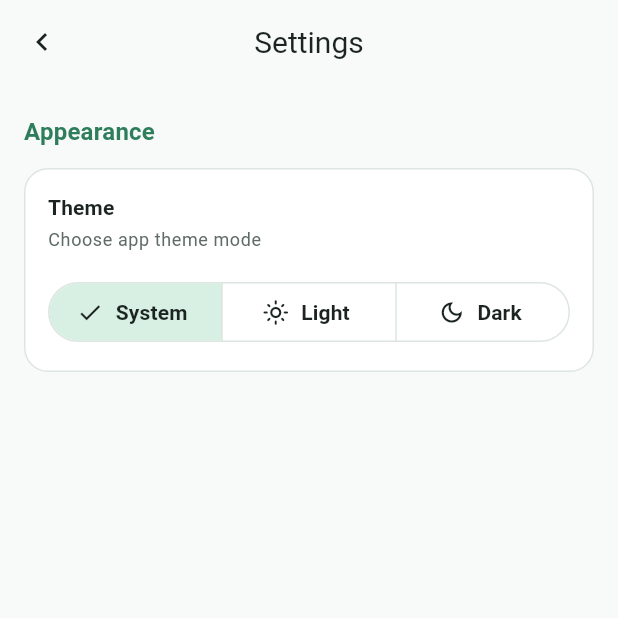
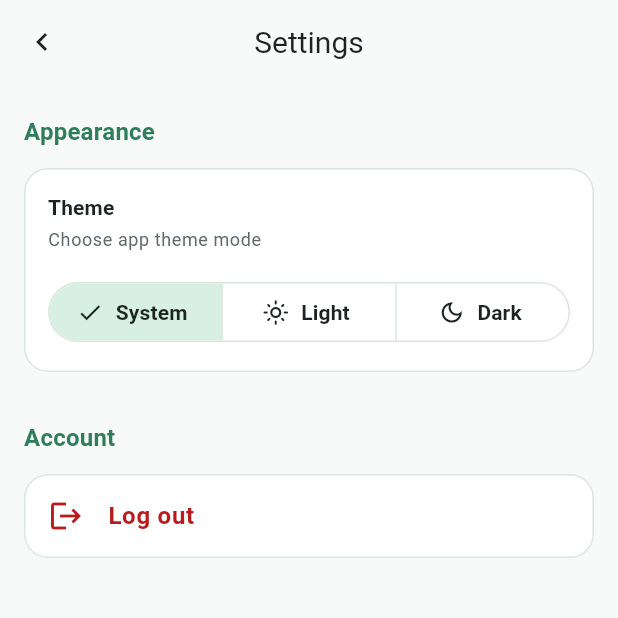
Before and after one commit to WojciechKorbel/common-pantry, a Flutter app: the SettingsScreen screen opened by its route, on a phone screen of 412 x 824 dp, the top half of it. Run offline on Flutter 3.47's test engine with Material 3 defaults, Android fonts, the phone set to English and light mode, and no system bars; our stand-ins replace dio, flutter_dotenv, flutter_riverpod, flutter_secure_storage, go_router, shared_preferences; accounts and stored records are empty.

Commit message:
Add logout (#107)

```diff
--- a/app/lib/features/settings/presentation/settings_screen.dart
+++ b/app/lib/features/settings/presentation/settings_screen.dart
@@ -5,6 +5,38 @@ import 'package:go_router/go_router.dart';
 
 class SettingsScreen extends StatelessWidget {
   const SettingsScreen({super.key});
+
+  Future<void> _handleLogout(BuildContext context) async {
+    final confirmed = await showDialog<bool>(
+      context: context,
+      builder: (context) => AlertDialog(
+        title: const Text('Log out'),
+        content: const Text('Are you sure you want to log out of Common Pantry?'),
+        actions: [
+          TextButton(
+            onPressed: () => Navigator.of(context).pop(false),
+            child: const Text('Cancel'),
+          ),
+          FilledButton(
+            style: FilledButton.styleFrom(
+              backgroundColor: Theme.of(context).colorScheme.error,
+              foregroundColor: Theme.of(context).colorScheme.onError,
+            ),
+            onPressed: () => Navigator.of(context).pop(true),
+            child: const Text('Log out'),
+          ),
+        ],
+      ),
+    );
+
+    if (confirmed != true || !context.mounted) return;
+
+    await Dependencies.authRepository.logout();
+
+    if (context.mounted) {
+      context.go('/login');
+    }
+  }
 
   @override
   Widget build(BuildContext context) {
@@ -79,6 +111,31 @@ class SettingsScreen extends StatelessWidget {
               ),
             ),
           ),
+          const SizedBox(height: 32),
+          Text(
+            'Account',
+            style: theme.textTheme.titleMedium?.copyWith(
+              color: theme.colorScheme.primary,
+              fontWeight: FontWeight.bold,
+            ),
+          ),
+          const SizedBox(height: 12),
+          Card(
+            child: ListTile(
+              leading: Icon(
+                Icons.logout,
+                color: theme.colorScheme.error,
+              ),
+              title: Text(
+                'Log out',
+                style: TextStyle(
+                  color: theme.colorScheme.error,
+                  fontWeight: FontWeight.w600,
+                ),
+              ),
+              onTap: () => _handleLogout(context),
+            ),
+          ),
         ],
       ),
     );
```
